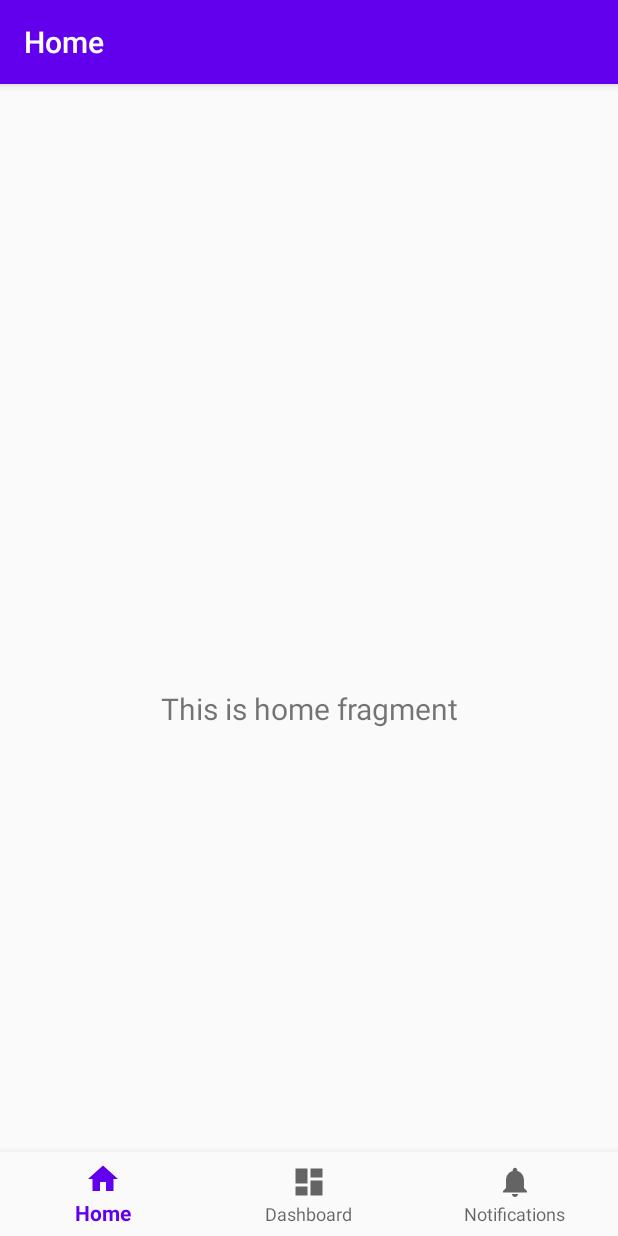
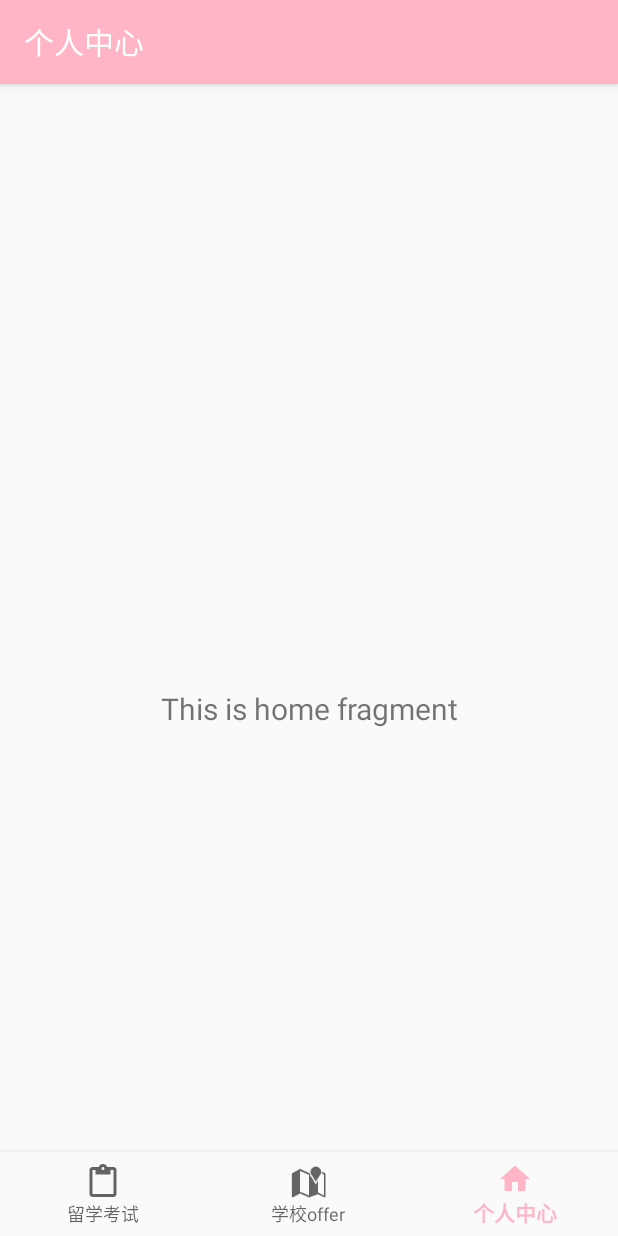
Before and after one commit to vinefan/LiuxueGroup, an Android app: the screen it shows after launch (MainActivity), on a phone screen of 412 x 824 dp. Run offline under Robolectric (Android 15) with nearby library versions, the phone set to English and light mode, and no system bars; our stand-ins replace navigation-ui.

Commit message:
modify the nav bar

```diff
--- a/app/src/main/java/cn/swufe/vine/liuxuegroup/MainActivity.java
+++ b/app/src/main/java/cn/swufe/vine/liuxuegroup/MainActivity.java
@@ -12,6 +12,7 @@ import androidx.navigation.ui.NavigationUI;
 
 public class MainActivity extends AppCompatActivity {
 
+    // 创建视图 绑定数据
     @Override
     protected void onCreate(Bundle savedInstanceState) {
         super.onCreate(savedInstanceState);
@@ -25,6 +26,8 @@ public class MainActivity extends AppCompatActivity {
         NavController navController = Navigation.findNavController(this, R.id.nav_host_fragment);
         NavigationUI.setupActionBarWithNavController(this, navController, appBarConfiguration);
         NavigationUI.setupWithNavController(navView, navController);
+
+
     }
 
 }
--- a/app/src/main/res/menu/bottom_nav_menu.xml
+++ b/app/src/main/res/menu/bottom_nav_menu.xml
@@ -1,19 +1,18 @@
 <?xml version="1.0" encoding="utf-8"?>
 <menu xmlns:android="http://schemas.android.com/apk/res/android">
 
+    <item
+        android:id="@+id/navigation_dashboard"
+        android:icon="?attr/actionModePasteDrawable"
+        android:title="@string/title_dashboard" />
+
+    <item
+        android:id="@+id/navigation_notifications"
+        android:icon="@android:drawable/ic_dialog_map"
+        android:title="@string/title_notifications" />
     <item
         android:id="@+id/navigation_home"
         android:icon="@drawable/ic_home_black_24dp"
         android:title="@string/title_home" />
 
-    <item
-        android:id="@+id/navigation_dashboard"
-        android:icon="@drawable/ic_dashboard_black_24dp"
-        android:title="@string/title_dashboard" />
-
-    <item
-        android:id="@+id/navigation_notifications"
-        android:icon="@drawable/ic_notifications_black_24dp"
-        android:title="@string/title_notifications" />
-
 </menu>
--- a/app/src/main/res/navigation/mobile_navigation.xml
+++ b/app/src/main/res/navigation/mobile_navigation.xml
@@ -4,12 +4,6 @@
     xmlns:tools="http://schemas.android.com/tools"
     android:id="@+id/mobile_navigation"
     app:startDestination="@+id/navigation_home">
-
-    <fragment
-        android:id="@+id/navigation_home"
-        android:name="cn.swufe.vine.liuxuegroup.ui.home.HomeFragment"
-        android:label="@string/title_home"
-        tools:layout="@layout/fragment_home" />
 
     <fragment
         android:id="@+id/navigation_dashboard"
@@ -22,4 +16,10 @@
         android:name="cn.swufe.vine.liuxuegroup.ui.notifications.NotificationsFragment"
         android:label="@string/title_notifications"
         tools:layout="@layout/fragment_notifications" />
+
+    <fragment
+        android:id="@+id/navigation_home"
+        android:name="cn.swufe.vine.liuxuegroup.ui.home.HomeFragment"
+        android:label="@string/title_home"
+        tools:layout="@layout/fragment_home" />
 </navigation>
--- a/app/src/main/res/values/colors.xml
+++ b/app/src/main/res/values/colors.xml
@@ -1,6 +1,6 @@
 <?xml version="1.0" encoding="utf-8"?>
 <resources>
-    <color name="colorPrimary">#6200EE</color>
-    <color name="colorPrimaryDark">#3700B3</color>
-    <color name="colorAccent">#03DAC5</color>
+    <color name="colorPrimary">#FFB5C5</color>
+    <color name="colorPrimaryDark">#FFB5C5</color>
+    <color name="colorAccent">#FFAEB9</color>
 </resources>
--- a/app/src/main/res/values/strings.xml
+++ b/app/src/main/res/values/strings.xml
@@ -1,6 +1,6 @@
 <resources>
     <string name="app_name">LiuxueGroup</string>
-    <string name="title_home">Home</string>
-    <string name="title_dashboard">Dashboard</string>
-    <string name="title_notifications">Notifications</string>
+    <string name="title_home">个人中心</string>
+    <string name="title_dashboard">留学考试</string>
+    <string name="title_notifications">学校offer</string>
 </resources>
```
